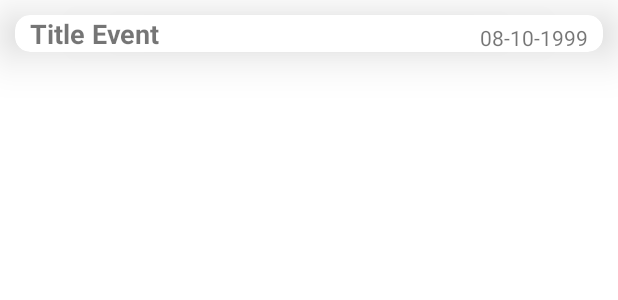
After one commit to leandreisantos/CIElid-Check, an Android app: the layout event_item.xml on its own in the app's theme, with its tools: preview values and no code run, on a phone screen of 412 x 824 dp. The commit adds this screen. Shown: the top 300 px of the screen. Run offline under Robolectric (Android 15) with nearby library versions, the phone set to English and light mode, and no system bars.

Commit message:
first-commit

```diff
--- a/app/src/main/java/com/example/cielid_check/AddEventActivity.java
+++ b/app/src/main/java/com/example/cielid_check/AddEventActivity.java
@@ -45,7 +45,7 @@ public class AddEventActivity extends AppCompatActivity {
     FirebaseUser user = FirebaseAuth.getInstance().getCurrentUser();
     String currentuid = user.getUid();
 
-    DatabaseReference databaseReference;
+    DatabaseReference databaseReference,databaseReference2;
 
     Uri imageUridp;
     UploadTask uploadTask;
@@ -73,6 +73,7 @@ public class AddEventActivity extends AppCompatActivity {
         else Toast.makeText(this, "No Day Selected", Toast.LENGTH_SHORT).show();
 
         databaseReference = database.getReference("All Event").child(year).child(month).child(day);
+        databaseReference2 = database.getReference("All Events");
         storageReference = FirebaseStorage.getInstance().getReference("Event Picture");
 
         back = findViewById(R.id.tv_back_cp);
@@ -144,6 +145,7 @@ public class AddEventActivity extends AppCompatActivity {
                     member.setPostkey(id1);
 
                     databaseReference.child(id1).setValue(member);
+                    databaseReference2.child(id1).setValue(member);
 
                     Toast.makeText(AddEventActivity.this, "Event Created", Toast.LENGTH_SHORT).show();
                     onBackPressed();
--- /dev/null
+++ b/app/src/main/res/layout/event_item.xml
@@ -0,0 +1,40 @@
+<?xml version="1.0" encoding="utf-8"?>
+<androidx.cardview.widget.CardView xmlns:android="http://schemas.android.com/apk/res/android"
+    android:layout_width="match_parent"
+    xmlns:app="http://schemas.android.com/apk/res-auto"
+    android:layout_margin="10dp"
+    app:cardCornerRadius="10dp"
+    app:cardElevation="20dp"
+    android:layout_height="wrap_content">
+
+    <androidx.constraintlayout.widget.ConstraintLayout
+        android:layout_width="match_parent"
+        android:layout_height="match_parent">
+
+        <TextView
+            android:id="@+id/tv_title_ei"
+            android:layout_width="wrap_content"
+            android:layout_height="wrap_content"
+            android:text="Title Event"
+            android:textSize="18sp"
+            app:layout_constraintTop_toTopOf="parent"
+            app:layout_constraintLeft_toLeftOf="parent"
+            android:layout_marginStart="10dp"
+            android:textStyle="bold"/>
+
+        <TextView
+            android:id="@+id/tv_date_ei"
+            android:layout_width="wrap_content"
+            android:layout_height="wrap_content"
+            android:text="08-10-1999"
+            app:layout_constraintTop_toTopOf="parent"
+            app:layout_constraintRight_toRightOf="parent"
+            android:layout_marginTop="5dp"
+            android:layout_marginEnd="10dp"/>
+
+
+    </androidx.constraintlayout.widget.ConstraintLayout>
+
+
+
+</androidx.cardview.widget.CardView>
```
